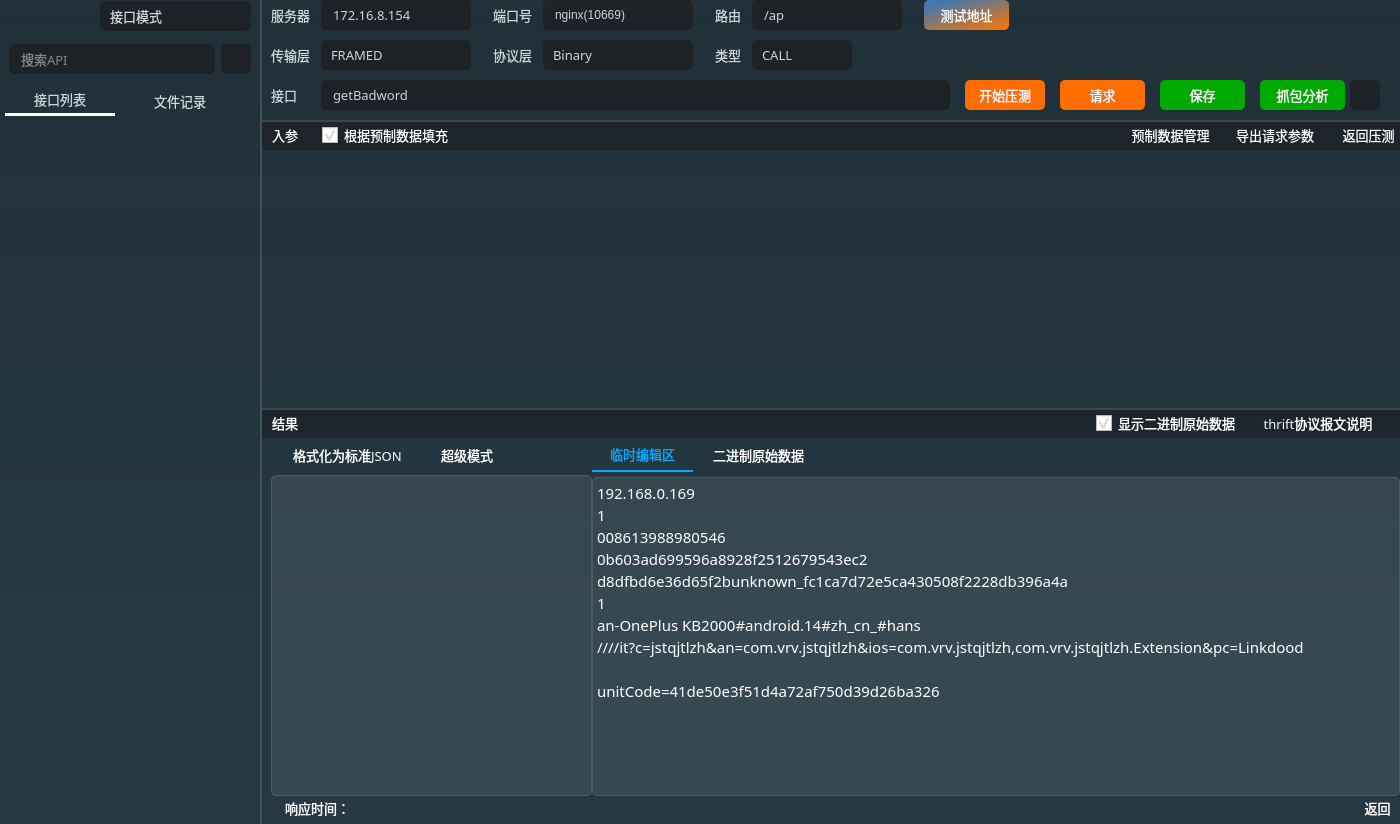
HuaGouFdog/Fdog-Kit, file Fdog-Kit/module_thrift/thriftwidget.ui: the form before one commit.
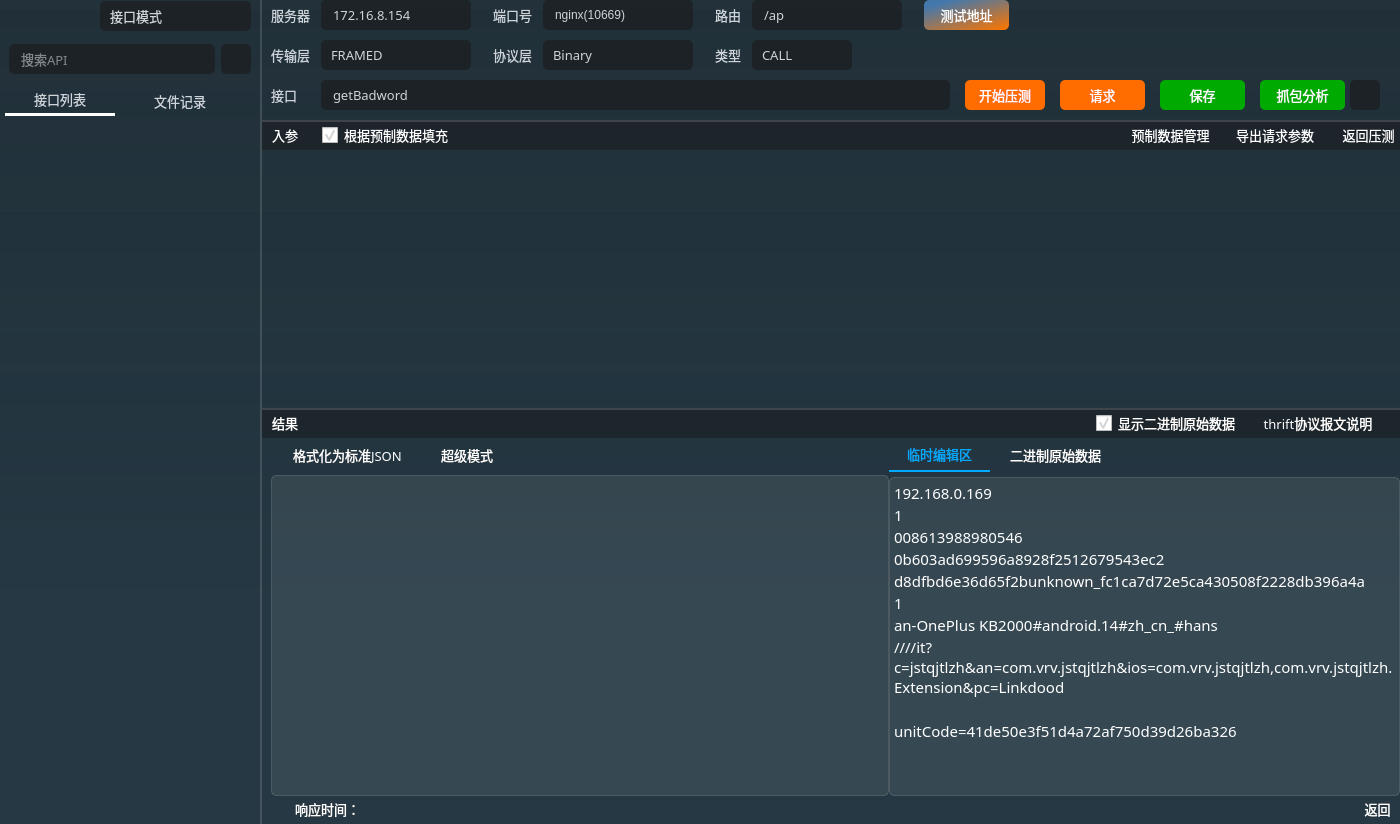
The form after the commit. The open tabs and pages were chosen to show the change. Icons and pictures are not drawn. Custom widgets are drawn as their Qt base class.

Commit message: 优化调用结果显示

Diff of the .ui file:
```diff
--- a/Fdog-Kit/module_thrift/thriftwidget.ui
+++ b/Fdog-Kit/module_thrift/thriftwidget.ui
@@ -5817,6 +5817,12 @@
                             <number>0</number>
                            </property>
                            <widget class="QWidget" name="widget_2" native="true">
+                            <property name="sizePolicy">
+                             <sizepolicy hsizetype="Expanding" vsizetype="Preferred">
+                              <horstretch>3</horstretch>
+                              <verstretch>0</verstretch>
+                             </sizepolicy>
+                            </property>
                             <property name="font">
                              <font>
                               <stylestrategy>PreferAntialias</stylestrategy>
@@ -6001,6 +6007,12 @@
                             </layout>
                            </widget>
                            <widget class="QTabWidget" name="tabWidget_response">
+                            <property name="sizePolicy">
+                             <sizepolicy hsizetype="Expanding" vsizetype="Expanding">
+                              <horstretch>1</horstretch>
+                              <verstretch>0</verstretch>
+                             </sizepolicy>
+                            </property>
                             <property name="font">
                              <font>
                               <family>OPPOSans B</family>
@@ -6620,7 +6632,7 @@
                          <number>0</number>
                         </property>
                         <property name="topMargin">
-                         <number>0</number>
+                         <number>2</number>
                         </property>
                         <property name="rightMargin">
                          <number>0</number>
@@ -6628,6 +6640,27 @@
                         <property name="bottomMargin">
                          <number>0</number>
                         </property>
+                        <item>
+                         <spacer name="horizontalSpacer_8">
+                          <property name="font">
+                           <font>
+                            <stylestrategy>PreferAntialias</stylestrategy>
+                           </font>
+                          </property>
+                          <property name="orientation">
+                           <enum>Qt::Horizontal</enum>
+                          </property>
+                          <property name="sizeType">
+                           <enum>QSizePolicy::Fixed</enum>
+                          </property>
+                          <property name="sizeHint" stdset="0">
+                           <size>
+                            <width>10</width>
+                            <height>20</height>
+                           </size>
+                          </property>
+                         </spacer>
+                        </item>
                         <item>
                          <widget class="QLabel" name="label_req">
                           <property name="font">
```
Left out of the diff: 4 changed lines with no effect on the pictures. The commit also changes 1 other file.
